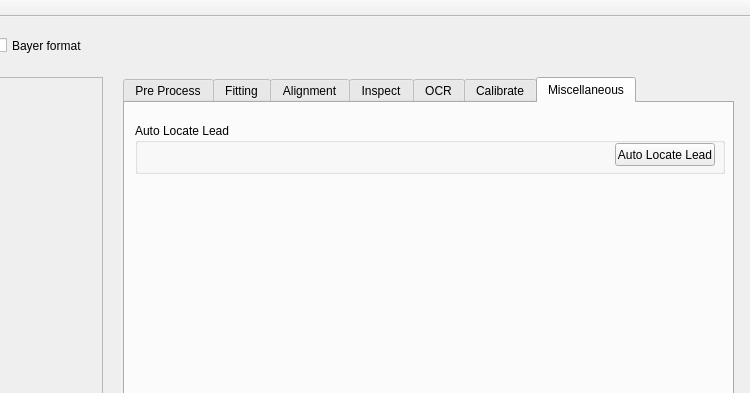
hceng123/VisionLibrary, file VisionWidget/visionwidget.ui: the form before one commit; both pictures show x 607 to 1357 and y 0 to 393 of the 1357 by 768 pixel window.
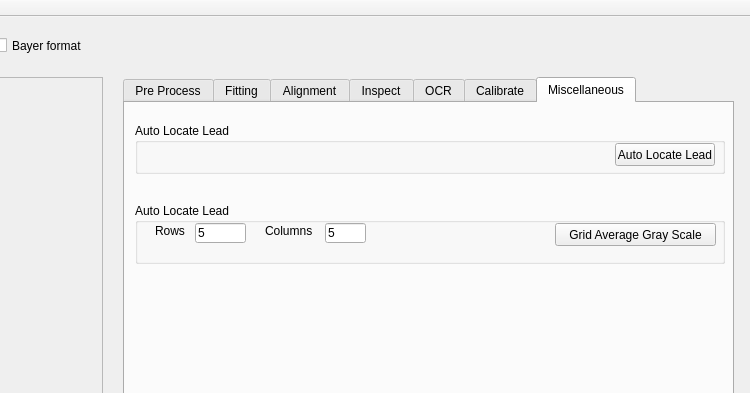
The form after the commit. The open tabs and pages were chosen to show the change. Custom widgets are drawn as their Qt base class.

Commit message:
Finish develop PR_GridAvgGrayScale function.
Finish develop PR_GridAvgGrayScale function.

```diff
--- a/VisionWidget/visionwidget.ui
+++ b/VisionWidget/visionwidget.ui
@@ -1977,6 +1977,90 @@
        </property>
       </widget>
      </widget>
+     <widget class="QGroupBox" name="groupBoxGridAverageGrayScale">
+      <property name="geometry">
+       <rect>
+        <x>10</x>
+        <y>100</y>
+        <width>590</width>
+        <height>61</height>
+       </rect>
+      </property>
+      <property name="title">
+       <string>Auto Locate Lead</string>
+      </property>
+      <widget class="QPushButton" name="btnGridAvgGrayScale">
+       <property name="geometry">
+        <rect>
+         <x>420</x>
+         <y>20</y>
+         <width>161</width>
+         <height>23</height>
+        </rect>
+       </property>
+       <property name="text">
+        <string>Grid Average Gray Scale</string>
+       </property>
+      </widget>
+      <widget class="QLineEdit" name="lineEditGridCols">
+       <property name="enabled">
+        <bool>true</bool>
+       </property>
+       <property name="geometry">
+        <rect>
+         <x>190</x>
+         <y>20</y>
+         <width>41</width>
+         <height>20</height>
+        </rect>
+       </property>
+       <property name="text">
+        <string>5</string>
+       </property>
+      </widget>
+      <widget class="QLabel" name="labelGridCols">
+       <property name="geometry">
+        <rect>
+         <x>130</x>
+         <y>20</y>
+         <width>51</width>
+         <height>16</height>
+        </rect>
+       </property>
+       <property name="text">
+        <string>Columns</string>
+       </property>
+      </widget>
+      <widget class="QLineEdit" name="lineEditGridRows">
+       <property name="enabled">
+        <bool>true</bool>
+       </property>
+       <property name="geometry">
+        <rect>
+         <x>60</x>
+         <y>20</y>
+         <width>51</width>
+         <height>20</height>
+        </rect>
+       </property>
+       <property name="text">
+        <string>5</string>
+       </property>
+      </widget>
+      <widget class="QLabel" name="labelGridRows">
+       <property name="geometry">
+        <rect>
+         <x>20</x>
+         <y>20</y>
+         <width>41</width>
+         <height>16</height>
+        </rect>
+       </property>
+       <property name="text">
+        <string>Rows</string>
+       </property>
+      </widget>
+     </widget>
     </widget>
    </widget>
    <widget class="QCheckBox" name="checkBoxByerFormat">
```
Left out of the diff: 2 changed lines with no effect on the pictures. The commit also changes 4 other files.
